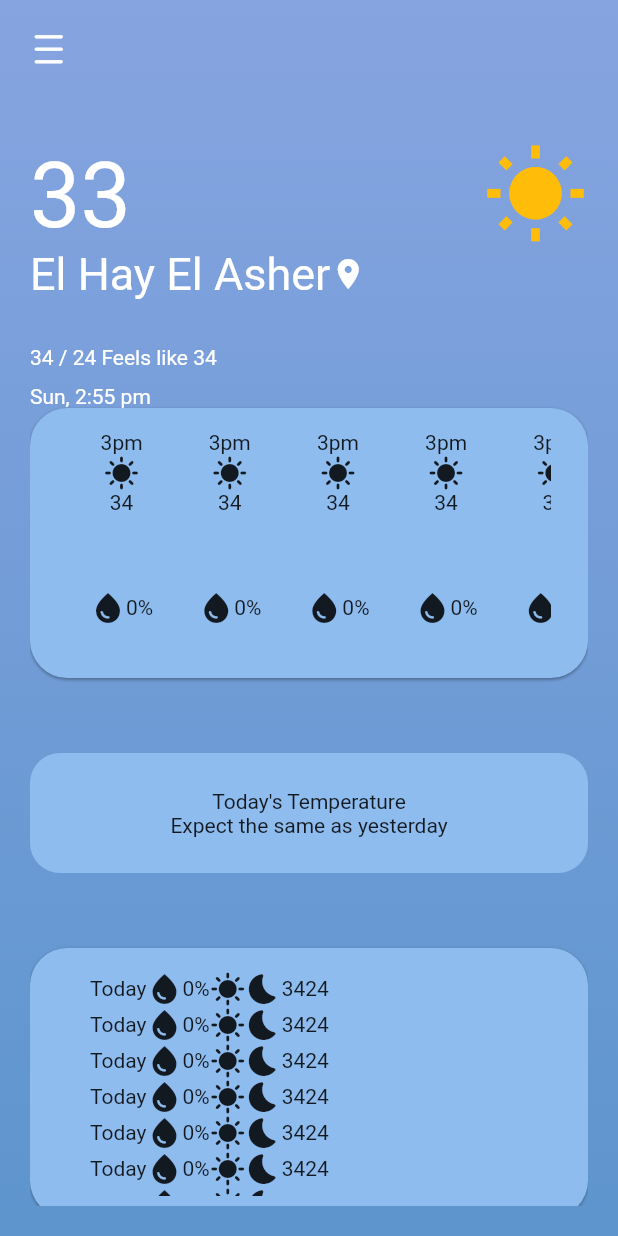
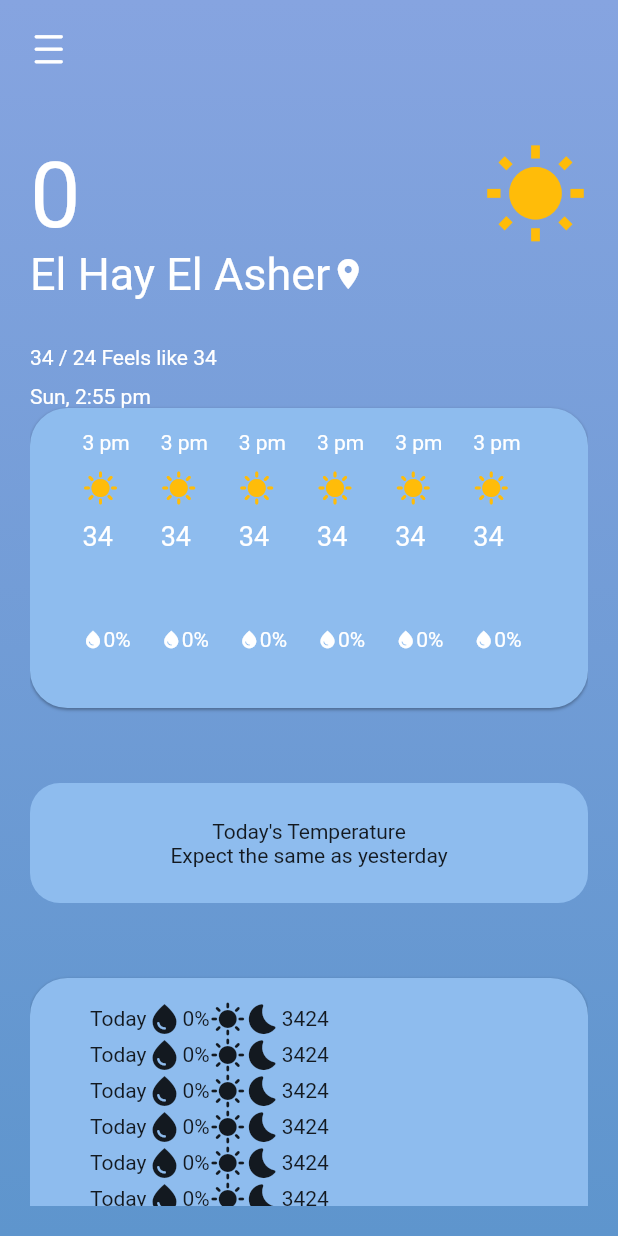
Before and after one commit to MAHMOUD3098/Weather-App, a Flutter app: the screen it shows after launch, on a phone screen of 412 x 824 dp. Run offline on Flutter 3.47's test engine with Material 2 defaults, Android fonts, the phone set to English and light mode, and no system bars; our stand-ins replace dartz, dio, dotted_line, equatable, flutter_bloc, get_it and 1 more.

Commit message:
finished hourly weather container

```diff
--- a/lib/config/routes/app_routes.dart
+++ b/lib/config/routes/app_routes.dart
@@ -1,8 +1,5 @@
 import 'package:flutter/material.dart';
-import 'package:flutter_bloc/flutter_bloc.dart';
-import 'package:weather_app/core/services/services_locator.dart';
 import 'package:weather_app/core/utils/app_strings.dart';
-import 'package:weather_app/presentation/cubits/home_cubit/cubit.dart';
 import 'package:weather_app/presentation/screens/home_screen/home_screen.dart';
 
 class Routes {
@@ -15,10 +12,7 @@ class AppRoutes {
     switch (routeSettings.name) {
       case Routes.initialRoute:
         return MaterialPageRoute(
-          builder: (context) => BlocProvider(
-            create: (context) => sl<HomeCubit>(),
-            child: HomeScreen(),
-          ),
+          builder: (context) => HomeScreen(),
         );
 
       // case Routes.favoriteScreen:
--- a/lib/presentation/cubits/home_cubit/cubit.dart
+++ b/lib/presentation/cubits/home_cubit/cubit.dart
@@ -1,4 +1,5 @@
 import 'package:dartz/dartz.dart';
+import 'package:flutter/cupertino.dart';
 import 'package:flutter_bloc/flutter_bloc.dart';
 import 'package:weather_app/core/error/failure.dart';
 import 'package:weather_app/domain/entities/weather.dart';
@@ -12,8 +13,15 @@ class HomeCubit extends Cubit<HomeStates> {
 
   static HomeCubit get(context) => BlocProvider.of<HomeCubit>(context);
 
+  num temperature = 0;
   Future<Either<Failure, Weather>> getWeatherByCountryName(String countryName) async {
+    emit(HomeLoadingState());
     Either<Failure, Weather> response = await getWeatherByCountryNameUseCase.execute(countryName);
+    response.fold((l) => null, (r) {
+      debugPrint(r.toString());
+      temperature = r.temperature;
+    });
+        emit(HomeLoadedState());
     // emit(response.fold((l) => ErrorState, (r) => SuccessState));
     return response;
   }
--- a/lib/presentation/cubits/home_cubit/states.dart
+++ b/lib/presentation/cubits/home_cubit/states.dart
@@ -2,4 +2,8 @@ abstract class HomeStates {}
 
 class HomeInitialState extends HomeStates {}
 
+class HomeLoadingState extends HomeStates {}
+
+class HomeLoadedState extends HomeStates {}
+
 class OpenHomeDrawerState extends HomeStates {}
--- a/lib/presentation/screens/home_screen/home_screen.dart
+++ b/lib/presentation/screens/home_screen/home_screen.dart
@@ -17,8 +17,28 @@ class HomeScreen extends StatelessWidget {
 
   @override
   Widget build(BuildContext context) {
+    // HomeCubit home = HomeCubit.get(context);
+    // home.getWeatherByCountryName('Egypt');
+
     return BlocConsumer<HomeCubit, HomeStates>(
-      listener: (context, state) => {},
+      listener: (context, state) => {
+        // if (state is HomeLoadingState)
+        //   {
+        //     ScaffoldMessenger.of(context).showSnackBar(
+        //       const SnackBar(
+        //         content: Text('Loading ...'),
+        //       ),
+        //     ),
+        //   },
+        // if (state is HomeLoadedState)
+        //   {
+        //     ScaffoldMessenger.of(context).showSnackBar(
+        //       const SnackBar(
+        //         content: Text('Loaded Successfully'),
+        //       ),
+        //     ),
+        //   }
+      },
       builder: (context, state) {
         return Container(
           decoration: BoxDecoration(
@@ -56,7 +76,8 @@ class HomeScreen extends StatelessWidget {
                         mainAxisAlignment: MainAxisAlignment.spaceBetween,
                         children: [
                           const Text(
-                            '33',
+                            // home.temperature.toString(),
+                            '0',
                             style: TextStyle(
                               fontSize: 60,
                               color: Colors.white,
--- a/lib/presentation/widgets/hourly_weather_container.dart
+++ b/lib/presentation/widgets/hourly_weather_container.dart
@@ -9,7 +9,7 @@ class HourlyWeatherContainer extends StatelessWidget {
     return Container(
       padding: const EdgeInsets.symmetric(horizontal: 25, vertical: 15),
       width: double.infinity,
-      height: 180,
+      height: 200,
       decoration: BoxDecoration(
         color: AppColors.containerColor,
         borderRadius: BorderRadius.circular(25),
@@ -24,21 +24,55 @@ class HourlyWeatherContainer extends StatelessWidget {
       ),
       child: ListView.builder(
         scrollDirection: Axis.horizontal,
-        itemCount: 6,
+        itemCount: 12,
         physics: const BouncingScrollPhysics(),
         itemBuilder: (context, index) {
           return Padding(
-            padding: const EdgeInsets.symmetric(horizontal: 15),
+            padding: const EdgeInsets.symmetric(horizontal: 10),
             child: Column(
+              crossAxisAlignment: CrossAxisAlignment.start,
               children: [
-                const Text('3pm'),
-                const Icon(Icons.sunny),
-                const Text('34'),
+                const Text(
+                  '3 pm',
+                  style: TextStyle(
+                    color: Colors.white,
+                  ),
+                ),
+                const SizedBox(
+                  height: 10,
+                ),
+                Icon(
+                  Icons.sunny,
+                  color: AppColors.sunIconColor,
+                ),
+                const SizedBox(
+                  height: 10,
+                ),
+                const Text(
+                  '34',
+                  style: TextStyle(
+                    fontSize: 18,
+                    color: Colors.white,
+                  ),
+                ),
                 const SizedBox(
                   height: 50,
                 ),
                 Row(
-                  children: const [Icon(Icons.water_drop), Text('0%')],
+                  mainAxisAlignment: MainAxisAlignment.start,
+                  children: const [
+                    Icon(
+                      Icons.water_drop,
+                      size: 14,
+                      color: Colors.white,
+                    ),
+                    Text(
+                      '0%',
+                      style: TextStyle(
+                        color: Colors.white,
+                      ),
+                    ),
+                  ],
                 )
               ],
             ),
```
